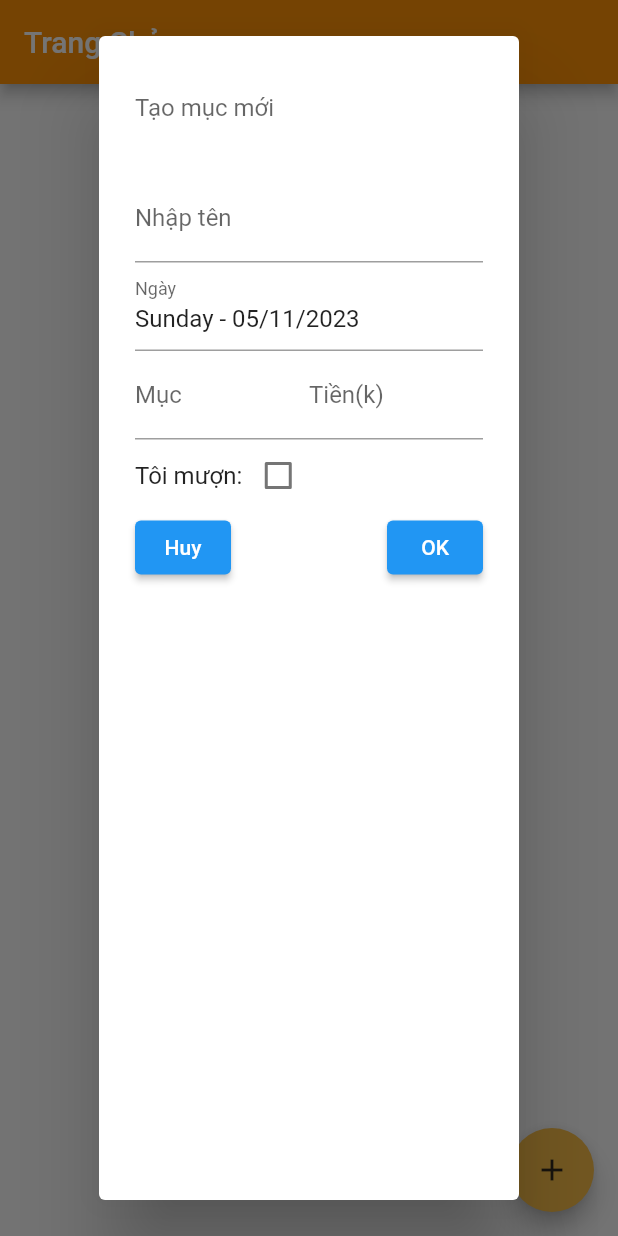
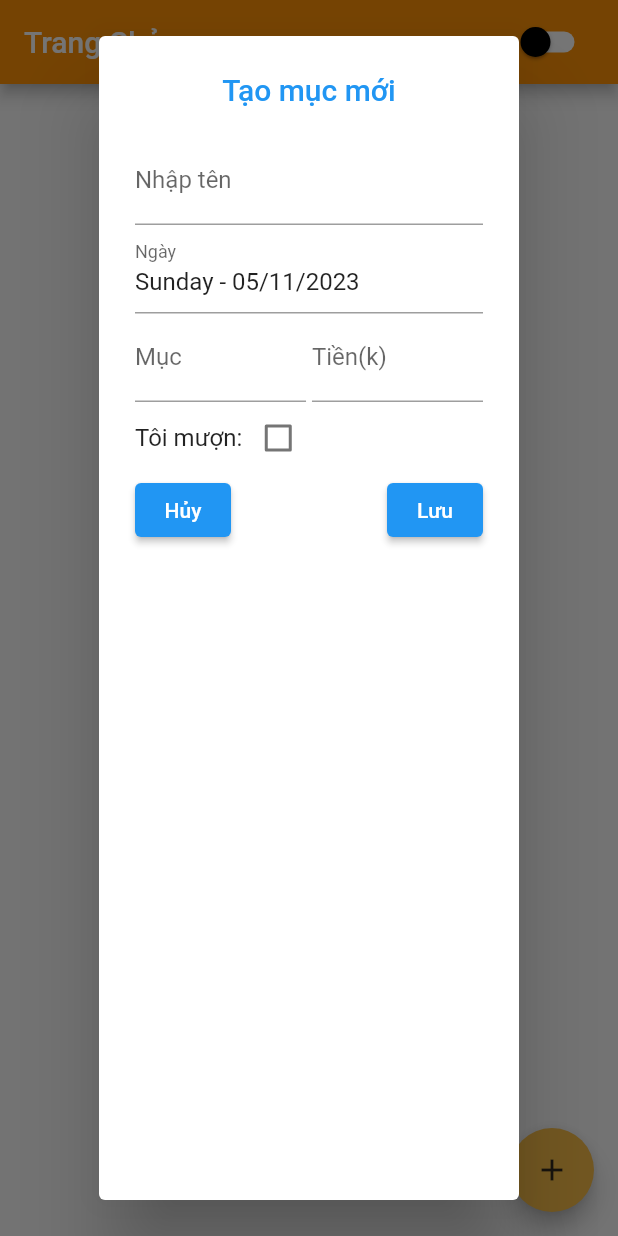
Before and after one commit to nghiab1906724/my_app, a Flutter app: the screen it shows after launch, after a tap on the "add" icon, on a phone screen of 412 x 824 dp. Run offline on Flutter 3.47's test engine with Material 2 defaults, Android fonts, the phone set to English and light mode, and no system bars; our stand-ins replace bloc, equatable, flutter_bloc.

Commit message:
add switch button

```diff
--- a/lib/bloc/item_state.dart
+++ b/lib/bloc/item_state.dart
@@ -1,25 +1,26 @@
 part of 'bloc.dart';
 
-class ItemState extends Equatable{
+class ItemState extends Equatable {
+  static bool isRemove = false;
   const ItemState();
-@override
+  @override
   // TODO: implement props)
   List<Object?> get props => [];
 }
 
-class ItemLoaded extends ItemState{
+class ItemLoaded extends ItemState {
   final List<Item> items;
-  const ItemLoaded({this.items=const <Item>[]});
+  const ItemLoaded({this.items = const <Item>[]});
 }
 
-class ItemLoading extends ItemState{}
+class ItemLoading extends ItemState {}
 
-class ItemError extends ItemState{
+class ItemError extends ItemState {
   final String? mess;
   const ItemError(this.mess);
 }
 
-class DetailLoaded extends ItemState{
+class DetailLoaded extends ItemState {
   final List<Item> items;
-  const DetailLoaded({this.items=const []});
+  const DetailLoaded({this.items = const []});
 }
--- a/lib/form.dart
+++ b/lib/form.dart
@@ -53,7 +53,7 @@ class _AddFormState extends State<AddForm> {
             ),
           ),
           Row(
-            mainAxisAlignment: MainAxisAlignment.center,
+            mainAxisAlignment: MainAxisAlignment.spaceBetween,
             mainAxisSize: MainAxisSize.min,
             children: [
               Expanded(
@@ -64,6 +64,7 @@ class _AddFormState extends State<AddForm> {
                   ),
                 ),
               ),
+              Text(" "),
               Expanded(
                 child: TextFormField(
                   controller: _payController,
@@ -95,7 +96,7 @@ class _AddFormState extends State<AddForm> {
                 onPressed: () {
                   Navigator.pop(context);
                 },
-                child: Text("Huy"),
+                child: Text("Hủy"),
               ),
               ElevatedButton(
                 onPressed: () {
@@ -111,7 +112,7 @@ class _AddFormState extends State<AddForm> {
                     },
                   );
                 },
-                child: Text("OK"),
+                child: Text("Lưu"),
               ),
             ],
           ),
--- a/lib/home.dart
+++ b/lib/home.dart
@@ -5,9 +5,14 @@ import 'package:my_app/bloc/bloc.dart';
 import 'package:my_app/form.dart';
 import 'package:my_app/model/item.dart';
 
-class HomePage extends StatelessWidget {
+class HomePage extends StatefulWidget {
   const HomePage({super.key});
 
+  @override
+  State<HomePage> createState() => _HomePageState();
+}
+
+class _HomePageState extends State<HomePage> {
   List<Map<String, dynamic>> getData(List<Item> items) {
     List<Map<String, dynamic>> l = [];
     Map<String, int> check = {};
@@ -40,7 +45,28 @@ class HomePage extends StatelessWidget {
     return Scaffold(
       appBar: AppBar(
         backgroundColor: Color.fromARGB(255, 255, 147, 7),
-        title: Text("Trang Chủ"),
+        title: Row(
+          mainAxisAlignment: MainAxisAlignment.spaceBetween,
+          children: [
+            Text("Trang Chủ"),
+            Switch(
+              // This bool value toggles the switch.
+              value: ItemState.isRemove,
+              overlayColor: const MaterialStatePropertyAll<Color>(Colors.red),
+              trackColor: ItemState.isRemove
+                  ? const MaterialStatePropertyAll<Color>(Colors.yellow)
+                  : const MaterialStatePropertyAll<Color>(Colors.white),
+              thumbColor: const MaterialStatePropertyAll<Color>(Colors.black),
+              activeColor: Colors.black,
+              onChanged: (bool value) {
+                // This is called when the user toggles the switch.
+                setState(() {
+                  ItemState.isRemove = value;
+                });
+              },
+            ),
+          ],
+        ),
       ),
       body: BlocBuilder<ItemBloc, ItemState>(
         builder: (context, state) {
@@ -115,7 +141,8 @@ class HomePage extends StatelessWidget {
       onTap: () {
         context.read<ItemBloc>().add(LoadDetail(items: row));
       },
-      leading: IconButton(
+      leading: ItemState.isRemove
+          ? IconButton(
               onPressed: () {
                 context.read<ItemBloc>().add(RemoveItem(items: row));
               },
@@ -123,7 +150,8 @@ class HomePage extends StatelessWidget {
                 Icons.remove_circle,
                 color: Color.fromARGB(255, 244, 124, 54),
               ),
-      ),
+            )
+          : null,
     );
   }
 
@@ -133,13 +161,9 @@ class HomePage extends StatelessWidget {
         builder: (context) => Container(
               child: AlertDialog(
                 backgroundColor: Colors.white,
-                title: TextField(
-                  // controller: textInputTitleController,
-                  decoration: const InputDecoration(
-                    fillColor: Color(0XFF322a1d),
-                    hintText: 'Tạo mục mới',
-                    border: InputBorder.none,
-                  ),
+                title: Center(
+                  child:
+                      Text("Tạo mục mới", style: TextStyle(color: Colors.blue)),
                 ),
                 content: AddForm(
                   valueForm: {
```
Also changed, not shown: lib/onDay.dart (+33 -10 lines). Lines whose indentation alone changed are shown as unchanged.
